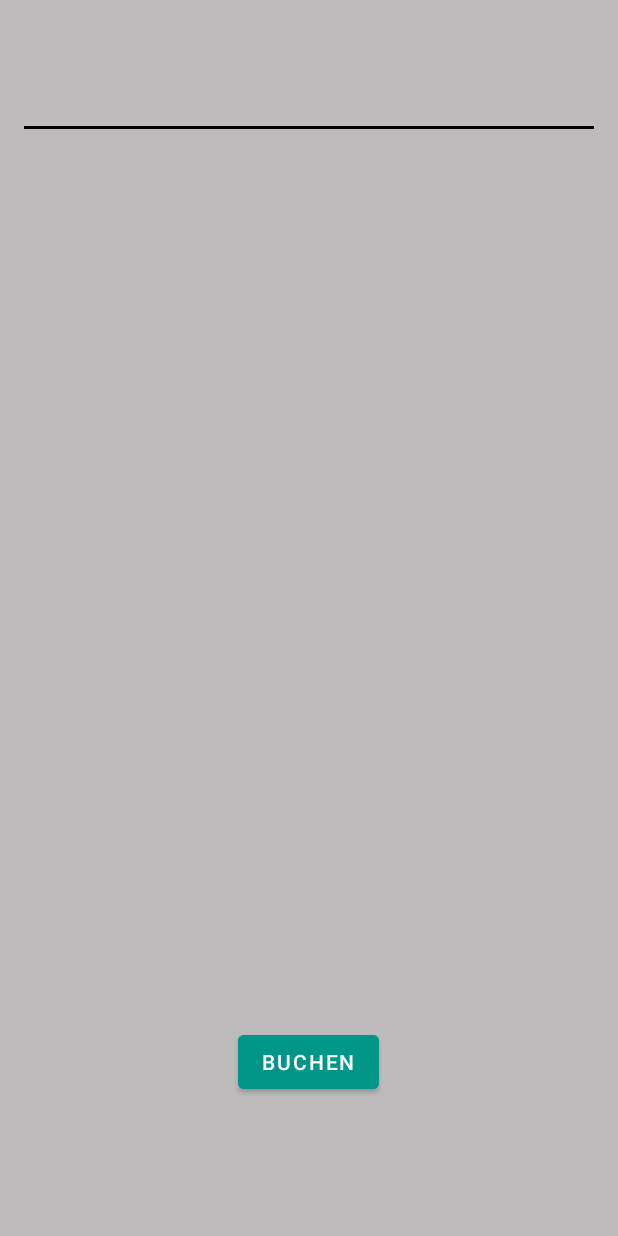
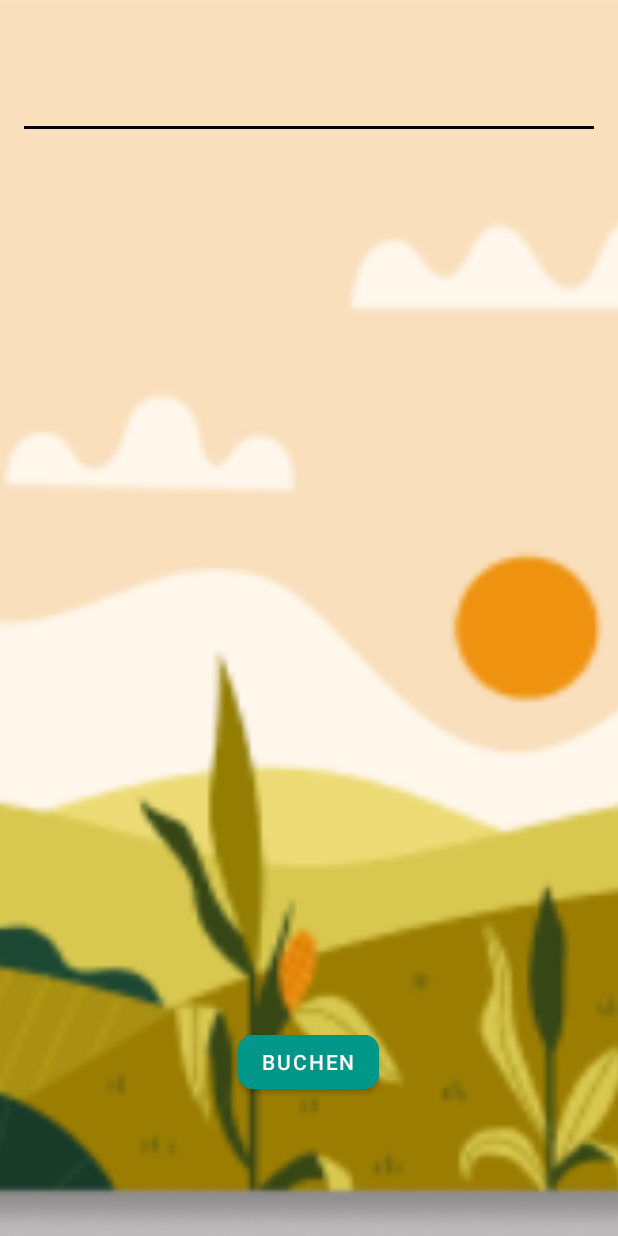
Before and after one commit to AppNewbie86/HelloGarden, an Android app: the fragment DetailProductFragment shown on its own in the app's theme, on a phone screen of 412 x 824 dp. Run offline under Robolectric (Android 15) with nearby library versions, the phone set to English and light mode, and no system bars; our stand-ins replace Firebase (no records; nobody signed in at launch, a user with empty details on screens opened directly), data binding; Roboto replaces fonts that are not available here; 1 statement that could not run was skipped.

```diff
--- a/app/src/main/res/layout/fragment_detail_product.xml
+++ b/app/src/main/res/layout/fragment_detail_product.xml
@@ -12,6 +12,18 @@
         android:layout_width="match_parent"
         android:layout_height="match_parent"
         android:background="#BFF6F3F3">
+
+        <ImageView
+            android:id="@+id/farmerorinet"
+            android:layout_width="0dp"
+            android:layout_height="0dp"
+            android:adjustViewBounds="true"
+            android:scaleType="centerCrop"
+            android:src="@drawable/farmerorient"
+            app:layout_constraintBottom_toBottomOf="parent"
+            app:layout_constraintEnd_toEndOf="parent"
+            app:layout_constraintStart_toStartOf="parent"
+            app:layout_constraintTop_toTopOf="@+id/detail_image" />
 
         <ImageView
             android:id="@+id/detail_image"
@@ -30,6 +42,7 @@
             android:layout_marginStart="16dp"
             android:layout_marginTop="16dp"
             android:layout_marginEnd="16dp"
+            android:textColor="#4C4B4B"
             android:textSize="24sp"
             android:textStyle="bold"
             app:layout_constraintEnd_toEndOf="parent"
@@ -42,6 +55,7 @@
             android:layout_width="wrap_content"
             android:layout_height="wrap_content"
             android:layout_marginTop="8dp"
+            android:textColor="#2C2C2C"
             app:layout_constraintStart_toStartOf="@+id/detail_title"
             app:layout_constraintTop_toBottomOf="@+id/detail_title"
             tools:text="01.12.2022" />
@@ -66,6 +80,7 @@
             android:layout_marginTop="16dp"
             android:layout_marginEnd="16dp"
             android:justificationMode="inter_word"
+            android:textColor="#222121"
             app:layout_constraintEnd_toEndOf="parent"
             app:layout_constraintHorizontal_bias="0.0"
             app:layout_constraintStart_toStartOf="parent"
@@ -78,7 +93,9 @@
             android:layout_height="wrap_content"
             android:layout_marginBottom="92dp"
             android:backgroundTint="#009688"
+            android:elevation="25dp"
             android:text="Buchen"
+            app:cornerRadius="10dp"
             app:layout_constraintBottom_toBottomOf="parent"
             app:layout_constraintEnd_toEndOf="parent"
             app:layout_constraintHorizontal_bias="0.498"
--- a/app/src/main/res/layout/fragment_garden_request.xml
+++ b/app/src/main/res/layout/fragment_garden_request.xml
@@ -10,7 +10,7 @@
     <androidx.constraintlayout.widget.ConstraintLayout
         android:layout_width="match_parent"
         android:layout_height="match_parent"
-        android:background="#E1EDECEC">
+        android:background="@drawable/farmerorient">
 
         <androidx.recyclerview.widget.RecyclerView
             android:id="@+id/product_recycler"
```
Also changed, not shown: app/src/main/java/com/example/hellogarden/ui/main/MainFragment.kt (+10 -0 lines), app/src/main/java/com/example/hellogarden/ui/profil/ProfilFragment.kt (added, +47 -0 lines), app/src/main/res/layout/fragment_profil.xml (+48 -1 lines), app/src/main/res/navigation/mobile_navigation.xml (+9 -2 lines), app/src/main/res/drawable/bar.png (added), app/src/main/res/drawable/farmerorient.png (added), app/src/main/res/drawable/header.png (added), app/src/main/res/drawable/headposition.png (added), app/src/main/res/drawable/profilfooter.png (added).
